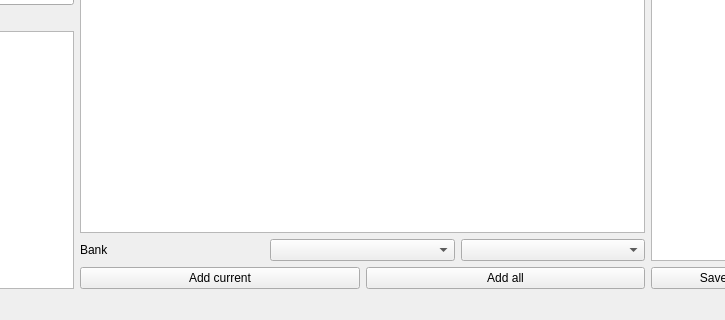
Old version of the form src/ui/gui/VdrivePeakPicker.ui in the repository neutrons/PyVDrive; both pictures show x 500 to 1225 and y 482 to 802 of the 1416 by 802 pixel window.
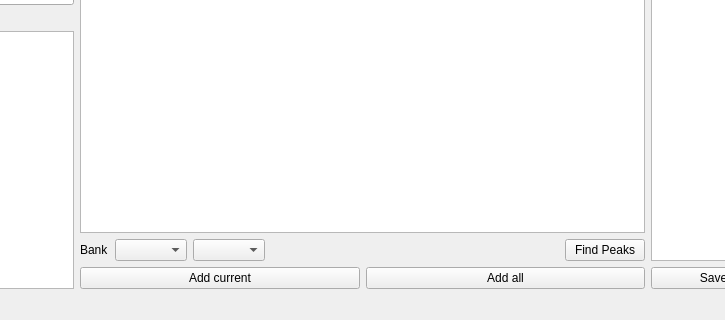
New version of the form. Custom widgets are drawn as their Qt base class.

Commit message: Refs #30. Added a few class files.

The edit to the form file:
```diff
--- a/src/ui/gui/VdrivePeakPicker.ui
+++ b/src/ui/gui/VdrivePeakPicker.ui
@@ -464,6 +464,29 @@
           <item>
            <widget class="QComboBox" name="comboBox_2"/>
           </item>
+          <item>
+           <spacer name="horizontalSpacer">
+            <property name="orientation">
+             <enum>Qt::Horizontal</enum>
+            </property>
+            <property name="sizeHint" stdset="0">
+             <size>
+              <width>40</width>
+              <height>20</height>
+             </size>
+            </property>
+           </spacer>
+          </item>
+          <item>
+           <widget class="QPushButton" name="pushButton_findPeaks">
+            <property name="toolTip">
+             <string>&lt;html&gt;&lt;head/&gt;&lt;body&gt;&lt;p&gt;Find all peaks in the diffraction pattern&lt;/p&gt;&lt;/body&gt;&lt;/html&gt;</string>
+            </property>
+            <property name="text">
+             <string>Find Peaks</string>
+            </property>
+           </widget>
+          </item>
          </layout>
         </item>
         <item>
@@ -571,6 +594,16 @@
    <extends>QTreeView</extends>
    <header>vdrivetreewidgets.h</header>
   </customwidget>
+  <customwidget>
+   <class>DiffractionPlotView</class>
+   <extends>QGraphicsView</extends>
+   <header>diffractionplotview.h</header>
+  </customwidget>
+  <customwidget>
+   <class>PeakParameterTable</class>
+   <extends>QTableWidget</extends>
+   <header>peakparametertable.h</header>
+  </customwidget>
  </customwidgets>
  <resources/>
  <connections/>
```
Left out of the diff: 13 changed lines with no effect on the pictures. The commit also changes 3 other files.
